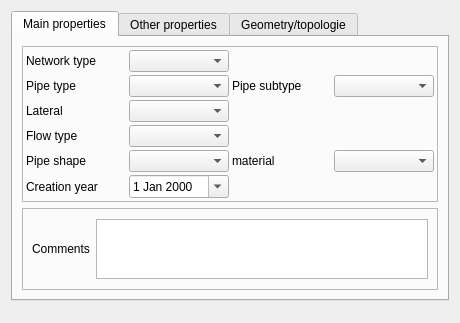
Artelia/Lamia, file Lamia/iface/qgiswidget/tools/toolprepro/base3_urbandrainage/lamiabase_ud_edge_tool_ui.ui: the form before one commit.
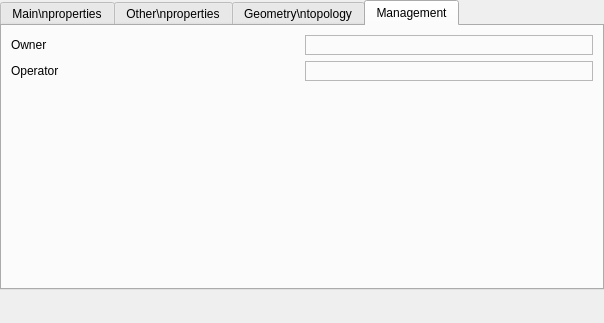
The form after the commit. Icons and pictures are not drawn.

What changed in the file:
```diff
--- a/Lamia/iface/qgiswidget/tools/toolprepro/base3_urbandrainage/lamiabase_ud_edge_tool_ui.ui
+++ b/Lamia/iface/qgiswidget/tools/toolprepro/base3_urbandrainage/lamiabase_ud_edge_tool_ui.ui
@@ -6,7 +6,7 @@
    <rect>
     <x>0</x>
     <y>0</y>
-    <width>460</width>
+    <width>604</width>
     <height>323</height>
    </rect>
   </property>
@@ -17,14 +17,26 @@
    <property name="spacing">
     <number>3</number>
    </property>
+   <property name="leftMargin">
+    <number>0</number>
+   </property>
+   <property name="topMargin">
+    <number>0</number>
+   </property>
+   <property name="rightMargin">
+    <number>0</number>
+   </property>
+   <property name="bottomMargin">
+    <number>0</number>
+   </property>
    <item>
     <widget class="QTabWidget" name="tabWidget">
      <property name="currentIndex">
-      <number>0</number>
+      <number>3</number>
      </property>
      <widget class="QWidget" name="tab">
       <attribute name="title">
-       <string>Main properties</string>
+       <string>Main\nproperties</string>
       </attribute>
       <layout class="QVBoxLayout" name="verticalLayout_2">
        <item>
@@ -202,12 +214,12 @@
      </widget>
      <widget class="QWidget" name="tab_2">
       <attribute name="title">
-       <string>Other properties</string>
+       <string>Other\nproperties</string>
       </attribute>
      </widget>
      <widget class="QWidget" name="tab_3">
       <attribute name="title">
-       <string>Geometry/topologie</string>
+       <string>Geometry\ntopology</string>
       </attribute>
       <layout class="QVBoxLayout" name="verticalLayout_3">
        <item>
@@ -453,6 +465,62 @@
        </item>
       </layout>
      </widget>
+     <widget class="QWidget" name="tab_4">
+      <attribute name="title">
+       <string>Management</string>
+      </attribute>
+      <layout class="QGridLayout" name="gridLayout_2">
+       <item row="0" column="0">
+        <widget class="QLabel" name="label_14">
+         <property name="text">
+          <string>Owner</string>
+         </property>
+        </widget>
+       </item>
+       <item row="0" column="1">
+        <widget class="QFrame" name="frame_owner">
+         <property name="frameShape">
+          <enum>QFrame::StyledPanel</enum>
+         </property>
+         <property name="frameShadow">
+          <enum>QFrame::Raised</enum>
+         </property>
+         <layout class="QVBoxLayout" name="verticalLayout_6"/>
+        </widget>
+       </item>
+       <item row="1" column="0">
+        <widget class="QLabel" name="label_17">
+         <property name="text">
+          <string>Operator</string>
+         </property>
+        </widget>
+       </item>
+       <item row="1" column="1">
+        <widget class="QFrame" name="frame_operator">
+         <property name="frameShape">
+          <enum>QFrame::StyledPanel</enum>
+         </property>
+         <property name="frameShadow">
+          <enum>QFrame::Raised</enum>
+         </property>
+         <layout class="QVBoxLayout" name="verticalLayout_7"/>
+        </widget>
+       </item>
+       <item row="2" column="0">
+        <spacer name="verticalSpacer_3">
+         <property name="orientation">
+          <enum>Qt::Vertical</enum>
+         </property>
+         <property name="sizeHint" stdset="0">
+          <size>
+           <width>265</width>
+           <height>182</height>
+          </size>
+         </property>
+        </spacer>
+       </item>
+      </layout>
+     </widget>
     </widget>
    </item>
    <item>
```
